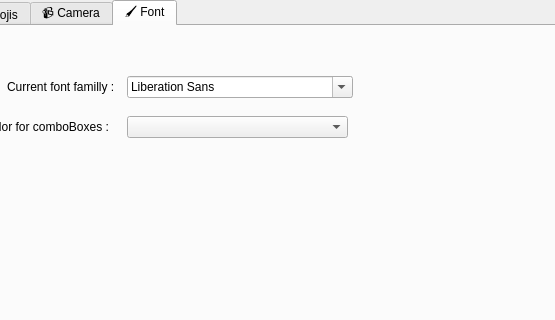
The window that maindesktopweadtwindow.ui (Vicken-Ghoubiguian/desktopWeaDTApp) describes before a commit, drawn with Qt 5; both pictures show x 245 to 800 and y 0 to 320 of the 800 by 600 pixel window.
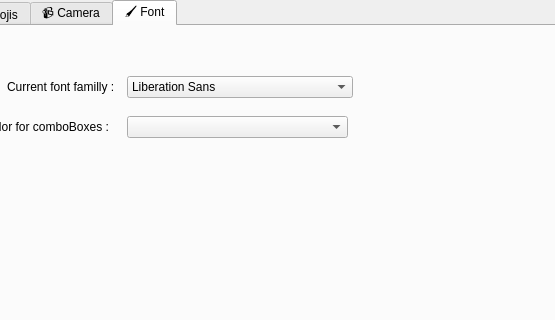
The same window after the commit. The open tabs and pages were chosen to show the change.

Patch:
```diff
--- a/maindesktopweadtwindow.ui
+++ b/maindesktopweadtwindow.ui
@@ -296,6 +296,9 @@
         <height>22</height>
        </rect>
       </property>
+      <property name="editable">
+       <bool>false</bool>
+      </property>
      </widget>
      <widget class="QLabel" name="backgroundColorLabel">
       <property name="geometry">
```
Left out of the diff: 3 changed lines with no effect on the pictures.
